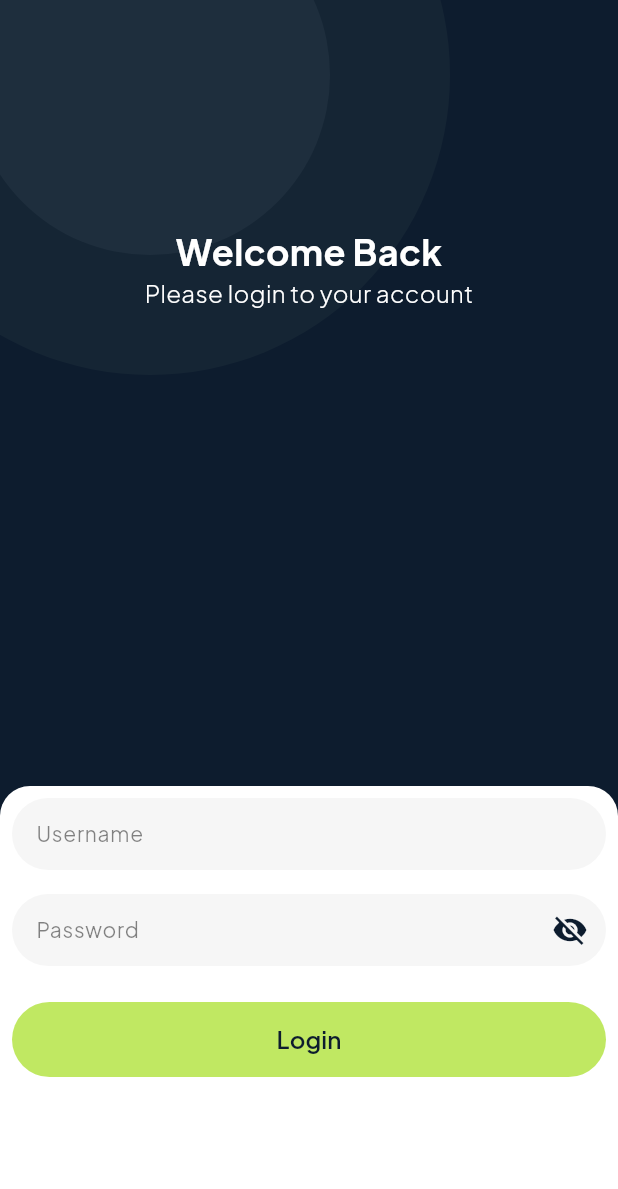
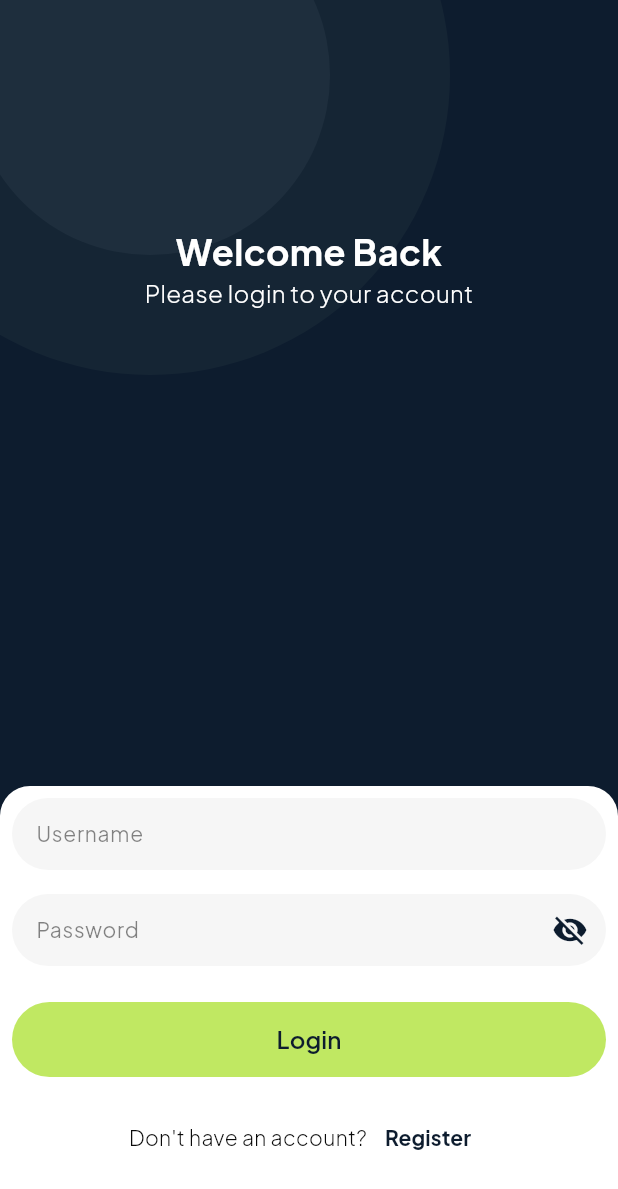
Before and after one commit to hldaabyu28/cashier_app, a Flutter app: the screen it shows after launch, on a phone screen of 412 x 824 dp. Shown: the top 1189 px of the screen. Run offline on Flutter 3.47's test engine with Material 3 defaults, Android fonts, the phone set to English and light mode, and no system bars; our stand-ins replace dio, get, google_fonts, pretty_dio_logger.

Commit message:
UPDATE add page register

```diff
--- /dev/null
+++ b/lib/core/network/api_route.dart
@@ -0,0 +1,9 @@
+class ApiRoute {
+  static const String BASE_URL = 'http://localhost:5000/api';
+
+  // Auth
+  static const String LOGIN = '/auth/login';
+  static const String REGISTER = '/auth/register';
+
+
+}
--- a/lib/core/theme/app_text.dart
+++ b/lib/core/theme/app_text.dart
@@ -1,7 +1,6 @@
 import 'package:casier_app/core/theme/app_color.dart';
 import 'package:flutter/material.dart';
 import 'package:google_fonts/google_fonts.dart';
-
 
 class AppTextStyle {
   static TextStyle heading1 = GoogleFonts.plusJakartaSans(
@@ -16,10 +15,27 @@ class AppTextStyle {
     color: AppColor.textColor,
   );
 
+  static TextStyle heading3 = GoogleFonts.plusJakartaSans(
+    fontSize: 18,
+    fontWeight: FontWeight.w500,
+    color: AppColor.textColor,
+  );
 
   static TextStyle body = GoogleFonts.plusJakartaSans(
     fontSize: 16,
     fontWeight: FontWeight.normal,
     color: AppColor.textColor,
   );
+
+  static TextStyle subtitle = GoogleFonts.plusJakartaSans(
+    fontSize: 14,
+    fontWeight: FontWeight.w400,
+    color: AppColor.textColor,
+  );
+
+  static TextStyle caption = GoogleFonts.plusJakartaSans(
+    fontSize: 12,
+    fontWeight: FontWeight.normal,
+    color: AppColor.textColor,
+  );
 }
--- a/lib/features/auth/presentation/pages/login_page.dart
+++ b/lib/features/auth/presentation/pages/login_page.dart
@@ -89,6 +89,31 @@ class LoginPage extends StatelessWidget {
                 isLoading: false,
                 color: AppColor.secondary,
               ),
+              SizedBox(height: AppSpacing.md),
+              Row(
+                mainAxisAlignment: MainAxisAlignment.center,
+                children: [
+                  Text(
+                    "Don't have an account?",
+                    style: AppTextStyle.subtitle.copyWith(
+                      color: AppColor.textColor,
+                      fontWeight: FontWeight.w300,
+                    ),
+                  ),
+                  TextButton(
+                    onPressed: () {
+                      Get.toNamed('/register');
+                    },
+                    child: Text(
+                      "Register",
+                      style: AppTextStyle.subtitle.copyWith(
+                        color: AppColor.primary,
+                        fontWeight: FontWeight.bold,
+                      ),
+                    ),
+                  ),
+                ],
+              ),
             ],
           ),
         ),
--- a/lib/routes/app_page.dart
+++ b/lib/routes/app_page.dart
@@ -2,6 +2,7 @@
 
 import 'package:casier_app/features/auth/presentation/bindings/auth_binding.dart';
 import 'package:casier_app/features/auth/presentation/pages/login_page.dart';
+import 'package:casier_app/features/auth/presentation/pages/register_page.dart';
 import 'package:casier_app/features/home/presentation/pages/home_page.dart';
 import 'package:casier_app/routes/app_routes.dart';
 import 'package:get/get.dart';
@@ -20,5 +21,9 @@ class AppPage {
       page: () => const HomePage(),
       // binding: HomeBinding(), // Uncomment and implement when HomeBinding is created
     ),
+    GetPage(
+      name: AppRoutes.register,
+      page: () => const RegisterPage(), // Replace with actual SplashPage
+    ),
   ];
 }
--- a/lib/routes/app_routes.dart
+++ b/lib/routes/app_routes.dart
@@ -1,4 +1,6 @@
 class AppRoutes {
   static const login = '/login';
   static const home = '/home';
+  static const register = '/register';
+  static const splash = '/splash';
 }
--- a/pubspec.yaml
+++ b/pubspec.yaml
@@ -39,6 +39,7 @@ dependencies:
   google_fonts: ^6.3.2
   intl: ^0.20.2
   shadcn_ui: ^0.0.0
+  pretty_dio_logger: ^1.4.0
 
 dev_dependencies:
   flutter_test:
```
Also changed, not shown: lib/core/network/dio_config.dart (added, +66 -0 lines), lib/features/auth/presentation/pages/register_page.dart (+124 -0 lines), lib/features/home/presentation/pages/home_page.dart (+22 -1 lines), lib/features/auth/presentation/controllers/auth_controller.dart (added), pubspec.lock.
